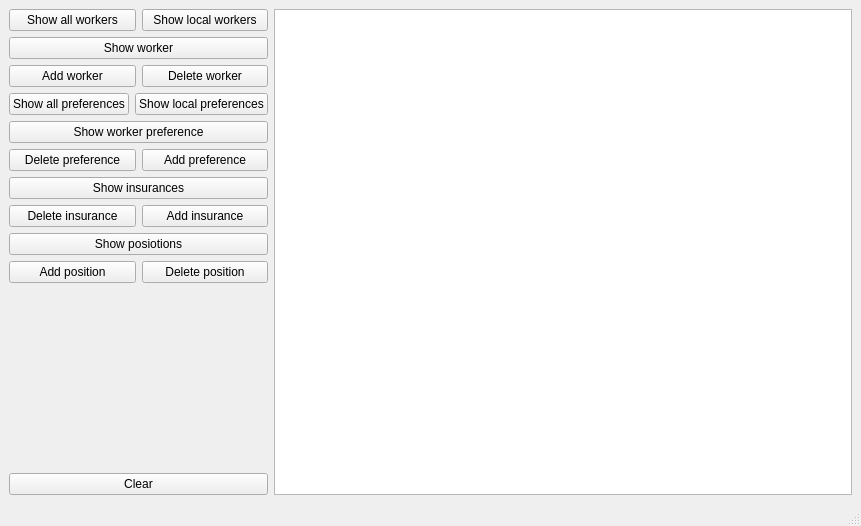
Before: the Qt Designer form App/ui/main_window.ui in CzupakAdrian/CompanyDatabase, drawn with Qt 5.
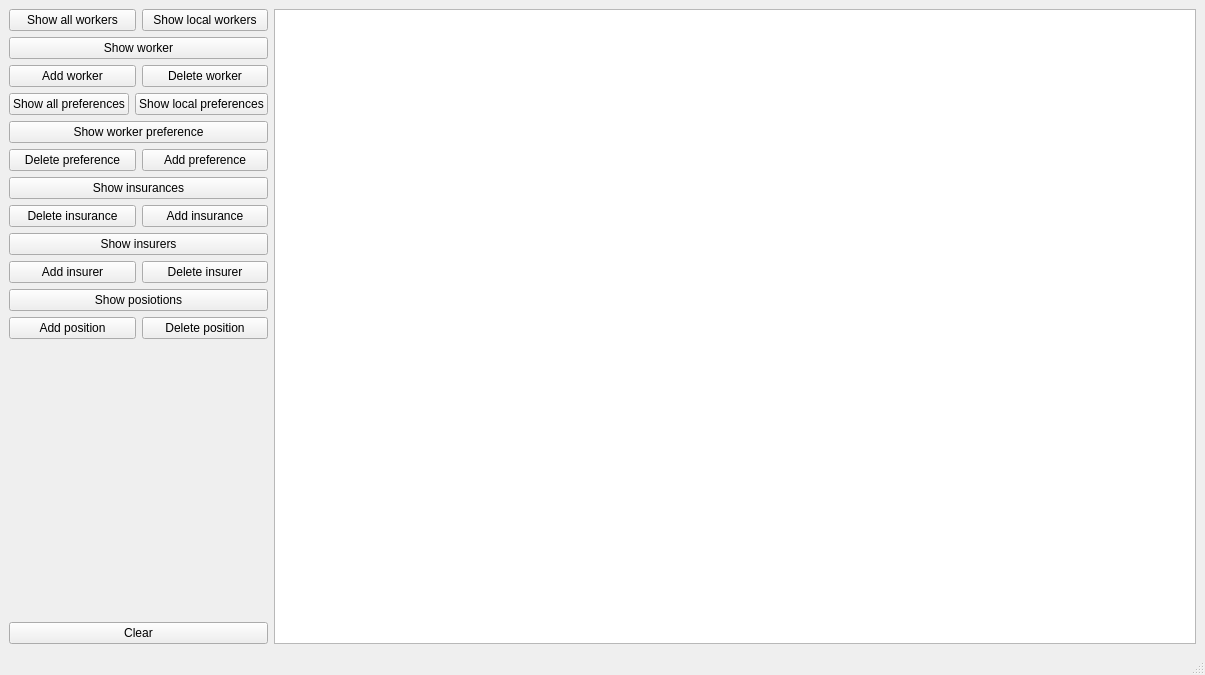
After: the same form once the commit is applied.

The edit to the form file:
```diff
--- a/App/ui/main_window.ui
+++ b/App/ui/main_window.ui
@@ -6,8 +6,8 @@
    <rect>
     <x>0</x>
     <y>0</y>
-    <width>861</width>
-    <height>526</height>
+    <width>1205</width>
+    <height>675</height>
    </rect>
   </property>
   <property name="windowTitle">
@@ -140,6 +140,35 @@
         </item>
        </layout>
       </item>
+      <item>
+       <layout class="QVBoxLayout" name="verticalLayout_6">
+        <item>
+         <widget class="QPushButton" name="show_insurers_btn">
+          <property name="text">
+           <string>Show insurers</string>
+          </property>
+         </widget>
+        </item>
+        <item>
+         <layout class="QHBoxLayout" name="horizontalLayout_7">
+          <item>
+           <widget class="QPushButton" name="add_insurer_btn">
+            <property name="text">
+             <string>Add insurer</string>
+            </property>
+           </widget>
+          </item>
+          <item>
+           <widget class="QPushButton" name="delete_insurer_btn">
+            <property name="text">
+             <string>Delete insurer</string>
+            </property>
+           </widget>
+          </item>
+         </layout>
+        </item>
+       </layout>
+      </item>
       <item>
        <layout class="QVBoxLayout" name="verticalLayout_4">
         <item>
```
Left out of the diff: 4 changed lines with no effect on the pictures.
